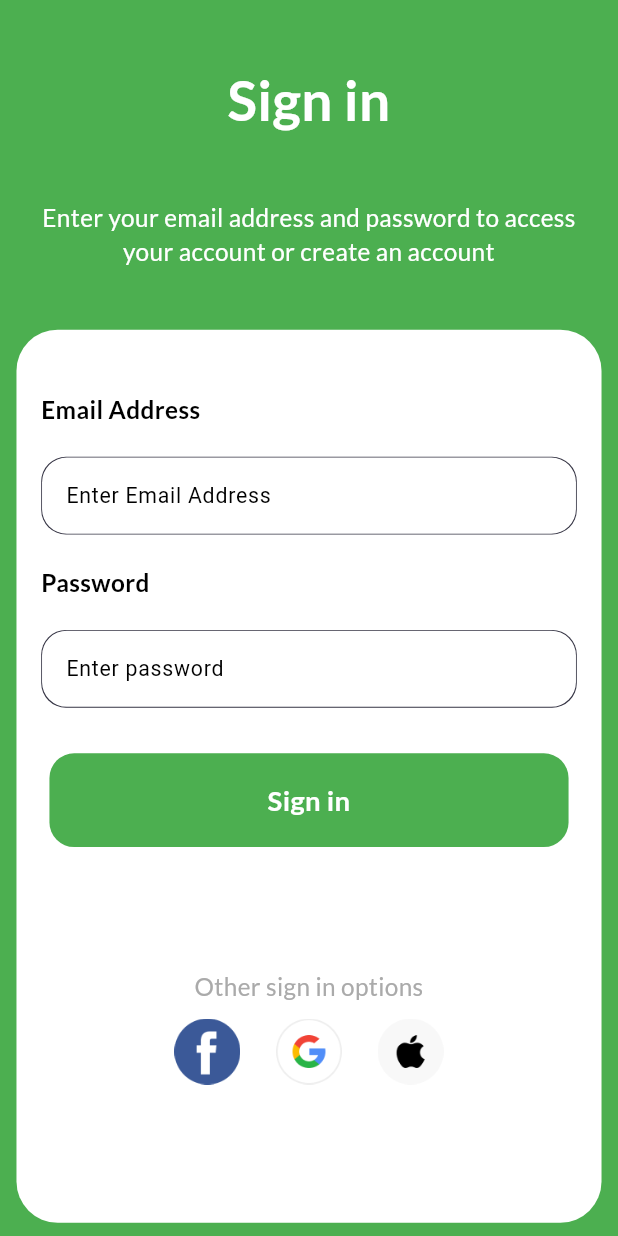
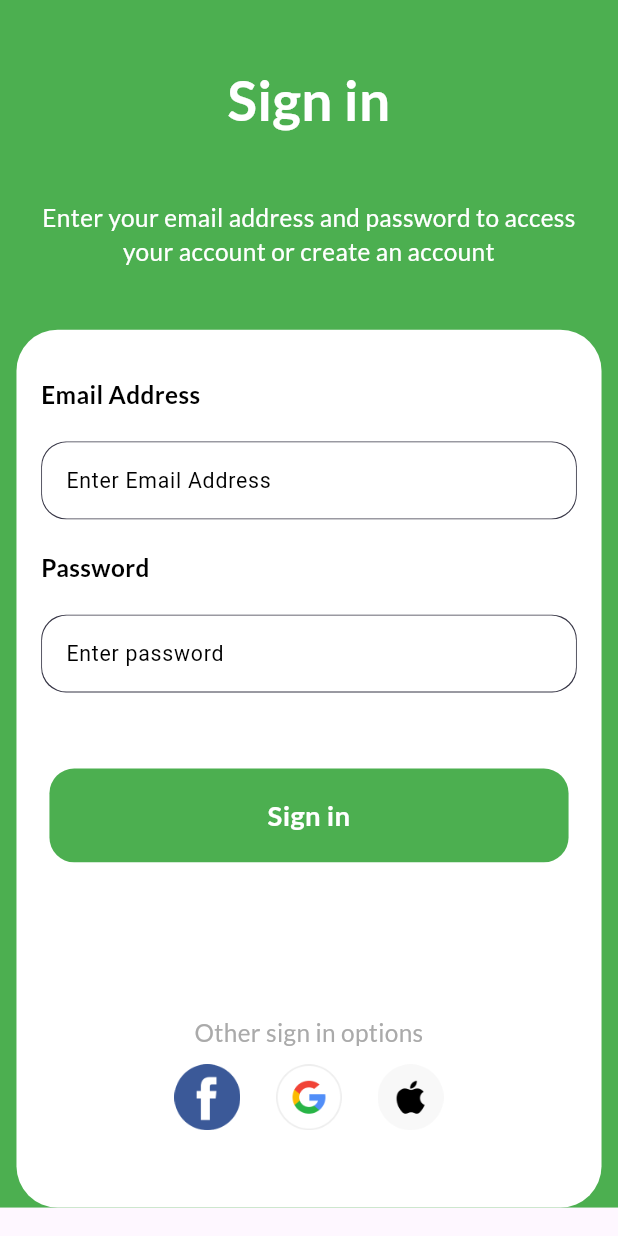
Before and after one commit to FalconCodeM/talbati.github.io, a Flutter app: the screen it shows after launch, on a phone screen of 412 x 824 dp. Run offline on Flutter 3.47's test engine with Material 3 defaults, Android fonts, the phone set to English and light mode, and no system bars; our stand-ins replace equatable, flutter_screenutil, get, get_storage, google_fonts.

Commit message:
first commit

```diff
--- a/lib/app/data/values/strings.dart
+++ b/lib/app/data/values/strings.dart
@@ -10,4 +10,11 @@ class AppStrings {
   static const String authPassword = "Password";
   static const String enterPassword = "Enter password";
   static const String otherSignInOptions = "Other sign in options";
+  static const String yourName = "Your Name";
+  static const String enterYourName = "Enter your name";
+
+  // login page strings
+  static const String signUpTitle = "Sign Up";
+  static const String signUpSupTitle =
+      "To get more advantages sign up your account by filling in some informations";
 }
--- a/lib/app/data/widgets/reusable_green_background.dart
+++ b/lib/app/data/widgets/reusable_green_background.dart
@@ -12,11 +12,13 @@ class ReusableGreenBackground extends StatelessWidget {
   @override
   Widget build(BuildContext context) {
     return Scaffold(
-      body: Container(
-        width: double.infinity,
-        color: AppColors.colorsGreen,
-        child: Column(
-          children: children,
+      body: SingleChildScrollView(
+        child: Container(
+          width: double.infinity,
+          color: AppColors.colorsGreen,
+          child: Column(
+            children: children,
+          ),
         ),
       ),
     );
--- a/lib/app/modules/login/views/login_view.dart
+++ b/lib/app/modules/login/views/login_view.dart
@@ -11,6 +11,7 @@ import 'package:talbati/app/data/widgets/resuable_main_background.dart';
 import 'package:talbati/app/data/widgets/reusable_button.dart';
 import 'package:talbati/app/data/widgets/reusable_green_background.dart';
 import 'package:talbati/app/data/widgets/reusable_text_lato.dart';
+import 'package:talbati/app/routes/app_pages.dart';
 import '../controllers/login_controller.dart';
 
 class LoginView extends GetView<LoginController> {
@@ -27,7 +28,6 @@ class LoginView extends GetView<LoginController> {
         SingleChildScrollView(
           child: ReusableMainBackground(
             children: [
-              SizedBox(height: 10.h),
               const ReusableTextFieldWithTitle(
                 vertical: 0,
                 title: AppStrings.authEmailAddress,
@@ -38,11 +38,12 @@ class LoginView extends GetView<LoginController> {
                 title: AppStrings.authPassword,
                 hintText: AppStrings.enterPassword,
               ),
-              SizedBox(height: 30.h),
-              const ReusableButton(
+              SizedBox(height: 50.h),
+              ReusableButton(
+                onTap: () => Get.offAllNamed(Routes.SIGN_UP),
                 text: AppStrings.loginTitle,
               ),
-              SizedBox(height: 80.h),
+              SizedBox(height: 100.h),
               Column(
                 children: [
                   const ReusableTextLato(
@@ -85,7 +86,7 @@ class LoginView extends GetView<LoginController> {
                       ],
                     ),
                   ),
-                  SizedBox(height: 50.h)
+                  SizedBox(height: 10.h)
                 ],
               )
             ],
--- a/lib/app/modules/signUp/controllers/sign_up_controller.dart
+++ b/lib/app/modules/signUp/controllers/sign_up_controller.dart
@@ -1,9 +1,8 @@
 import 'package:get/get.dart';
 
 class SignUpController extends GetxController {
-  //TODO: Implement SignUpController
 
-  final count = 0.obs;
+
   @override
   void onInit() {
     super.onInit();
@@ -19,5 +18,4 @@ class SignUpController extends GetxController {
     super.onClose();
   }
 
-  void increment() => count.value++;
 }
```
Also changed, not shown: lib/app/modules/signUp/views/sign_up_view.dart (+90 -13 lines).
